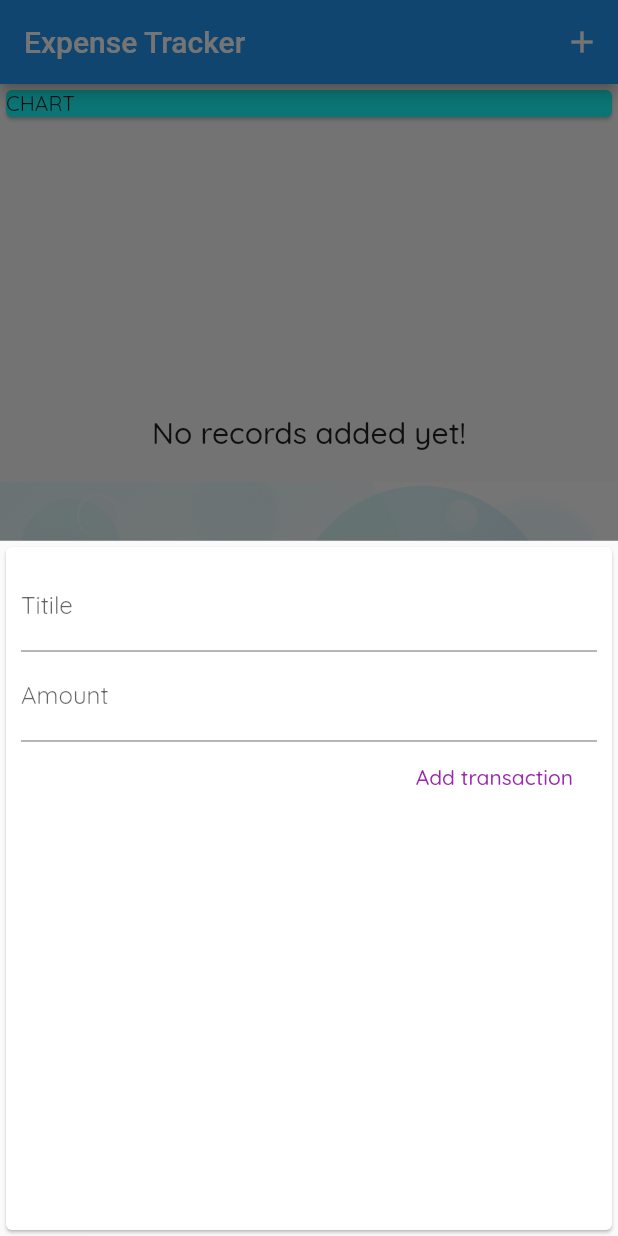
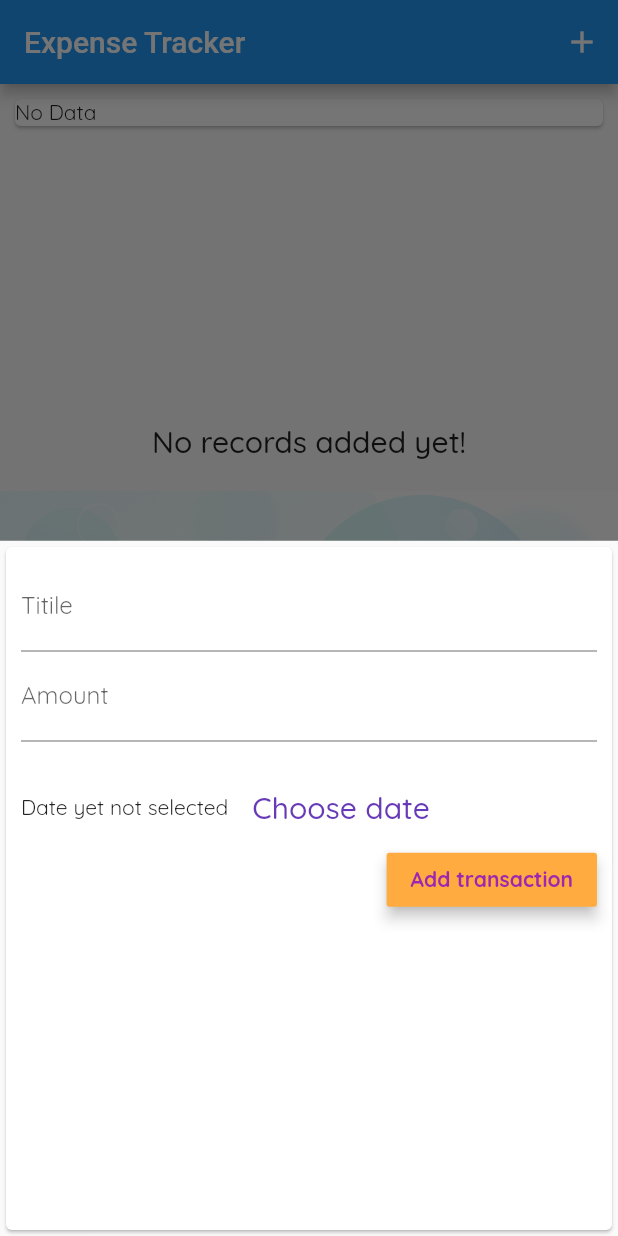
Before and after one commit to 2u6z3r0/flutter_expense_tracker, a Flutter app: the screen it shows after launch, after a tap on the "add" icon, on a phone screen of 412 x 824 dp. Run offline on Flutter 3.47's test engine with Material 2 defaults, Android fonts, the phone set to English and light mode, and no system bars; our stand-ins replace google_fonts.

Commit message:
added expense chart bars will be calculated dynamically

```diff
--- a/lib/main.dart
+++ b/lib/main.dart
@@ -1,5 +1,5 @@
 import './widgets/no_records.dart';
-
+import './widgets/chart.dart';
 import './widgets/transaction_list.dart';
 import './widgets/new_transaction.dart';
 import './models/transaction.dart';
@@ -62,6 +62,12 @@ class _HomePageState extends State<HomePage> {
         });
   }
 
+  List<Transaction> get _recentTransactions {
+    return transactions.where((tx) {
+      return tx.date.isAfter(DateTime.now().subtract(Duration(days: 7)));
+    }).toList();
+  }
+
   @override
   Widget build(BuildContext context) {
     return Scaffold(
@@ -88,10 +94,7 @@ class _HomePageState extends State<HomePage> {
       body: Column(
         crossAxisAlignment: CrossAxisAlignment.stretch,
         children: <Widget>[
-          Card(
-            child: Text('CHART'),
-            color: Colors.cyanAccent,
-          ),
+          Chart(_recentTransactions),
           Expanded(
             child: transactions.isEmpty
                 ? NoRecords()
--- /dev/null
+++ b/lib/widgets/chart.dart
@@ -0,0 +1,61 @@
+import 'package:intl/intl.dart';
+
+import '../models/transaction.dart';
+import 'package:flutter/material.dart';
+import 'chart_bar.dart';
+
+class Chart extends StatelessWidget {
+  final List<Transaction> recentTransactions;
+  Chart(this.recentTransactions);
+
+  List<Map<String, Object>> get _groupedTransactionValues {
+    return List.generate(7, (int index) {
+      final weekDay = DateTime.now().subtract(Duration(days: index));
+      double totalSum = 0.0;
+
+      for (var tx in recentTransactions) {
+        if (weekDay.day == tx.date.day &&
+            weekDay.month == tx.date.month &&
+            weekDay.year == tx.date.year) {
+          totalSum += tx.amount;
+        }
+      }
+      return {
+        'day': DateFormat.E().format(weekDay).substring(0, 1),
+        'amount': totalSum
+      };
+    });
+  }
+
+  double get _totalAmountSpent {
+    return recentTransactions.fold(0.0, (sum, tx) {
+      return sum += tx.amount;
+    });
+  }
+
+  @override
+  Widget build(BuildContext context) {
+    return Card(
+      margin: EdgeInsets.all(10),
+      child: recentTransactions.isEmpty
+          ? Text('No Data')
+          : Padding(
+              padding: const EdgeInsets.all(8.0),
+              child: Row(
+                children: <Widget>[
+                  ..._groupedTransactionValues.reversed.map((tx) {
+                    return Expanded(
+                        child: ChartBar(
+                      spentAmount: tx['amount'],
+                      label: tx['day'],
+                      spentAmountPrcntOfTotal: _totalAmountSpent == 0.0
+                          ? 0.0
+                          : (tx['amount'] as double) / _totalAmountSpent,
+                    ));
+                  }).toList(),
+                ],
+              ),
+            ),
+    );
+  }
+}
--- a/lib/widgets/new_transaction.dart
+++ b/lib/widgets/new_transaction.dart
@@ -41,8 +41,29 @@ class _NewTransactionState extends State<NewTransaction> {
               decoration: InputDecoration(labelText: 'Amount'),
               controller: amountController,
             ),
-            FlatButton(
-              child: Text('Add transaction'),
+            SizedBox(
+              height: 20,
+            ),
+            Row(
+              children: <Widget>[
+                Text('Date yet not selected'),
+                FlatButton(
+                  child: Text('Choose date',
+                      style: Theme.of(context)
+                          .textTheme
+                          .title
+                          .copyWith(color: Theme.of(context).primaryColor)),
+                  onPressed: () {},
+                )
+              ],
+            ),
+            RaisedButton(
+              color: Theme.of(context).accentColor,
+              elevation: 4,
+              child: Text(
+                'Add transaction',
+                style: TextStyle(fontWeight: FontWeight.bold),
+              ),
               textColor: Colors.purple,
               onPressed: () {
                 addNewTransaction();
```
Also changed, not shown: lib/widgets/chart_bar.dart (added, +58 -0 lines).
